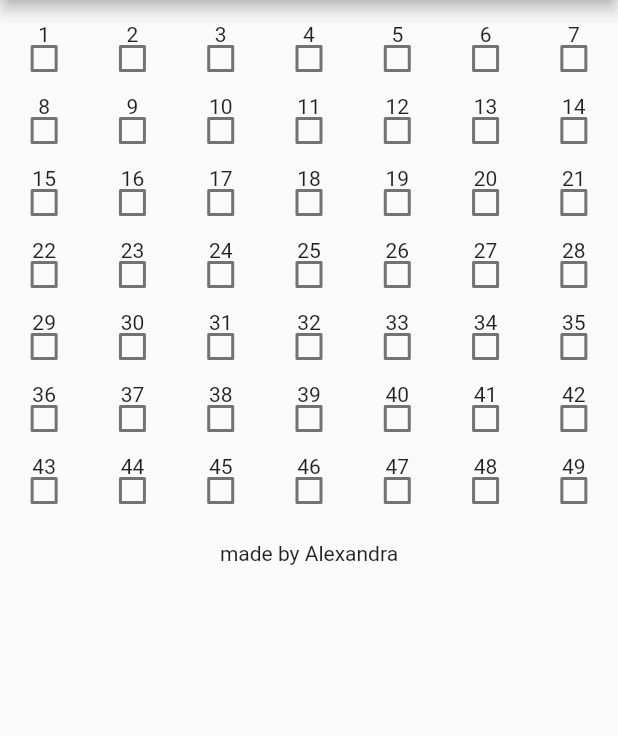
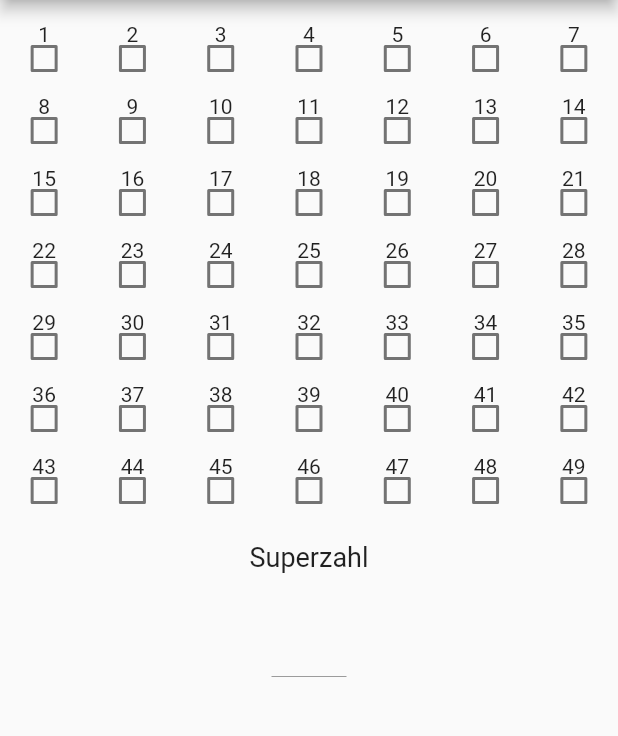
Before and after one commit to andreasjhaas/lotto-field-randomizer, a Flutter app: the screen it shows after launch, on a phone screen of 412 x 824 dp, the part 84-820 px from its top. Run offline on Flutter 3.47's test engine with Material 2 defaults, Android fonts, the phone set to English and light mode, and no system bars; missing offline and left inert: shake.

Commit message:
added superzahl

```diff
--- a/lib/main.dart
+++ b/lib/main.dart
@@ -1,7 +1,6 @@
 import 'dart:math';
 import 'package:flutter/material.dart';
 import 'package:shake/shake.dart';
-import 'package:sensors/sensors.dart';
 
 void main() => runApp(MyApp());
 
@@ -66,8 +65,8 @@ class LottoField{
 }
 
 class _MyHomePageState extends State<MyHomePage> {
-
   List<LottoField> lf = [];
+  TextEditingController superTC = new TextEditingController();
 
   @override
   initState() {
@@ -90,9 +89,10 @@ class _MyHomePageState extends State<MyHomePage> {
           lf[i].setTicked(false);
         }
       }
+      superTC.text = "";
 
       Random r = new Random();
-      for(int i = 0;i <= 6;i++){
+      for(int i = 0;i <= 5;i++){
         var result;
         do{
           result = r.nextInt(48);
@@ -100,6 +100,8 @@ class _MyHomePageState extends State<MyHomePage> {
         while(lf[result].isTicked());
         lf[result].setTicked(true);
       }
+
+      superTC.text = r.nextInt(9).toString();
     });
   }
 
@@ -111,6 +113,7 @@ class _MyHomePageState extends State<MyHomePage> {
     // The Flutter framework has been optimized to make rerunning build methods
     // fast, so that you can just rebuild anything that needs updating rather
     // than having to individually change instances of widgets.
+
     return Scaffold(
       appBar: AppBar(
         // Here we take the value from the MyHomePage object that was created by
@@ -1085,7 +1088,20 @@ class _MyHomePageState extends State<MyHomePage> {
                 ),
                 Padding(
                   padding: EdgeInsets.only(top: 10.0),
-                  child: Text("made by Alexandra"),
+                  child: Text(
+                    "Superzahl",
+                    style: TextStyle(fontSize: 18),
+                  ),
+                ),
+                Container(
+                  padding: EdgeInsets.only(top: 10.0),
+                  width: 50,
+                  child:TextField(
+                    controller: superTC,
+                    textAlign: TextAlign.center,
+                    enabled: false,
+                    style: TextStyle(fontSize: 30),
+                  ),
                 ),
               ],
             )
```
